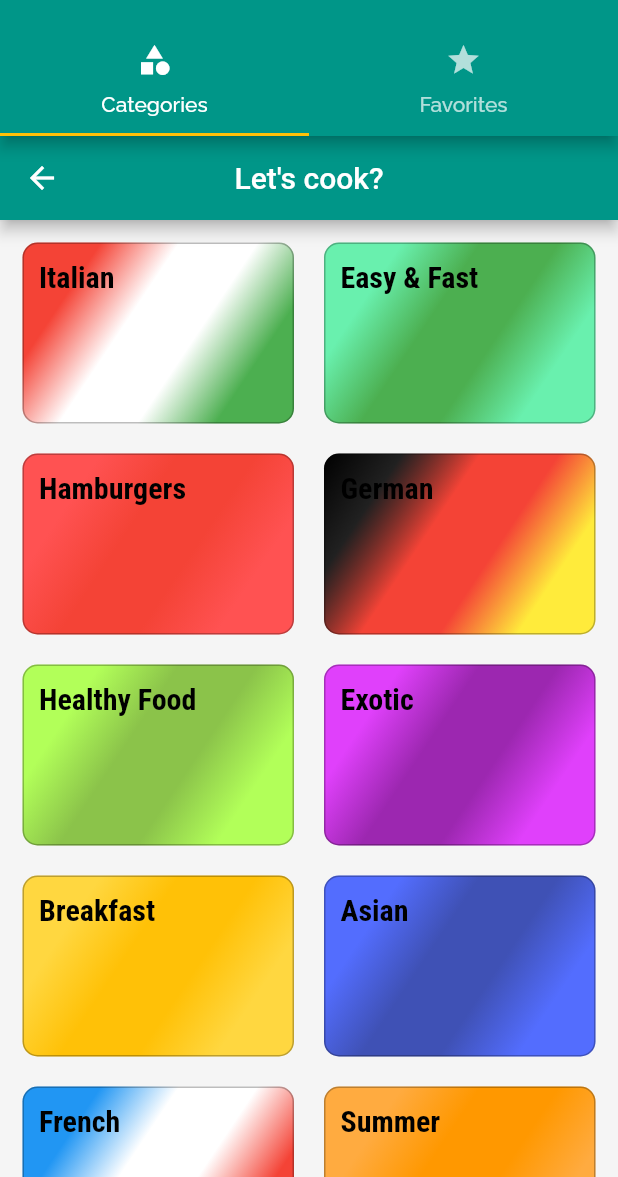
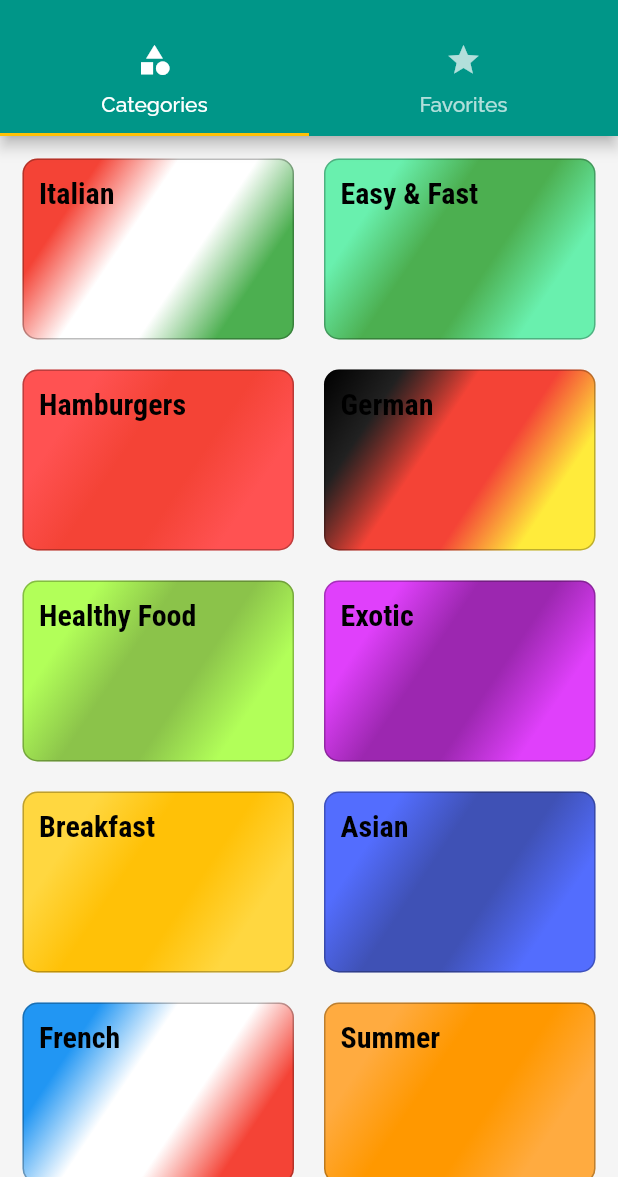
Before and after one commit to Luis020-hub/Refeicoes, a Flutter app: the TabsScreen screen opened by its route, on a phone screen of 412 x 824 dp, the part 59-1236 px from its top. Run offline on Flutter 3.47's test engine with Material 2 defaults, Android fonts, the phone set to English and light mode, and no system bars; network calls fail.

```diff
--- a/lib/components/category_item.dart
+++ b/lib/components/category_item.dart
@@ -17,8 +17,7 @@ class CategoryItem extends StatelessWidget {
 
   @override
   Widget build(BuildContext context) {
-    return Material(
-      child: InkWell(
+    return InkWell(
       onTap: () => _selectCategory(context),
       borderRadius: BorderRadius.circular(10),
       child: Container(
@@ -44,7 +43,6 @@ class CategoryItem extends StatelessWidget {
           style: Theme.of(context).textTheme.headline1,
         ),
       ),
-      ),
     );
   }
 }
--- a/lib/components/meal_item.dart
+++ b/lib/components/meal_item.dart
@@ -16,8 +16,7 @@ class MealItem extends StatelessWidget {
 
   @override
   Widget build(BuildContext context) {
-    return Material(
-      child: InkWell(
+    return InkWell(
       onTap: () => _selectMeal(context),
       child: Card(
         shape: RoundedRectangleBorder(
@@ -96,7 +95,6 @@ class MealItem extends StatelessWidget {
           ],
         ),
       ),
-      ),
     );
   }
 }
--- a/lib/main.dart
+++ b/lib/main.dart
@@ -31,7 +31,7 @@ class MyApp extends StatelessWidget {
               ),
             ),
       ),
-      home: const CategoriesScreen(),
+      home: const TabsScreen(),
       routes: {
         AppRoutes.home: (ctx) => const TabsScreen(),
         AppRoutes.categoriesMeals: (ctx) => const CategoriesMealsScreen(),
--- a/lib/screens/category_screen.dart
+++ b/lib/screens/category_screen.dart
@@ -9,12 +9,7 @@ class CategoriesScreen extends StatelessWidget {
 
   @override
   Widget build(BuildContext context) {
-    return Scaffold(
-      appBar: AppBar(
-        centerTitle: true,
-        title: const Text("Let's cook?"),
-      ),
-      body: GridView(
+    return GridView(
         padding: const EdgeInsets.all(15),
         gridDelegate: const SliverGridDelegateWithMaxCrossAxisExtent(
           maxCrossAxisExtent: 200,
@@ -25,7 +20,6 @@ class CategoriesScreen extends StatelessWidget {
         children: dummyCategories.map((cat) {
           return CategoryItem(category: cat);
         }).toList(),
-      ),
     );
   }
 }
```
Lines whose indentation alone changed are shown as unchanged.
